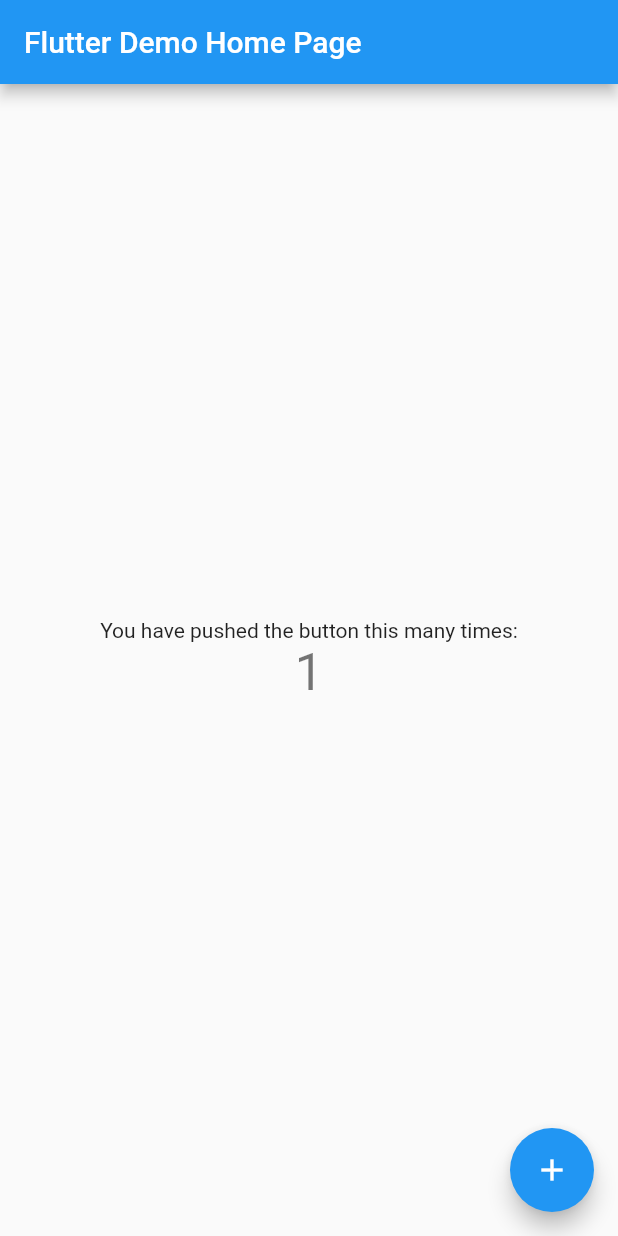
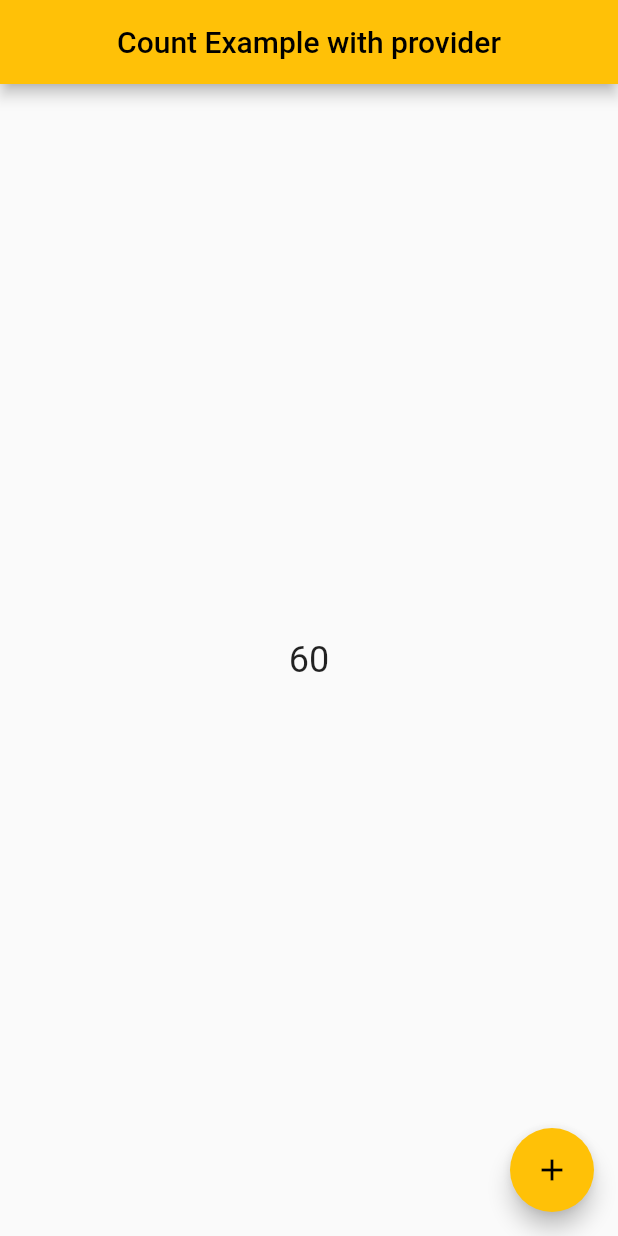
Before and after one commit to MudasirHussain72/Provider-learning, a Flutter app: the screen it shows after launch, after a tap on the "add" icon, on a phone screen of 412 x 824 dp. Run offline on Flutter 3.47's test engine with Material 2 defaults, Android fonts, the phone set to English and light mode, and no system bars.

Commit message:
Simple Counter Example

```diff
--- a/lib/main.dart
+++ b/lib/main.dart
@@ -1,4 +1,7 @@
 import 'package:flutter/material.dart';
+import 'package:mvvm_with_provider/providers/count_provider.dart';
+import 'package:mvvm_with_provider/screen/count_example.dart';
+import 'package:provider/provider.dart';
 
 void main() {
   runApp(const MyApp());
@@ -7,109 +10,14 @@
 class MyApp extends StatelessWidget {
   const MyApp({super.key});
 
-  // This widget is the root of your application.
   @override
   Widget build(BuildContext context) {
-    return MaterialApp(
-      title: 'Flutter Demo',
-      theme: ThemeData(
-        // This is the theme of your application.
-        //
-        // Try running your application with "flutter run". You'll see the
-        // application has a blue toolbar. Then, without quitting the app, try
-        // changing the primarySwatch below to Colors.green and then invoke
-        // "hot reload" (press "r" in the console where you ran "flutter run",
-        // or simply save your changes to "hot reload" in a Flutter IDE).
-        // Notice that the counter didn't reset back to zero; the application
-        // is not restarted.
-        primarySwatch: Colors.blue,
+    return ChangeNotifierProvider(
+      create: (_) => CountProvider(),
+      child: MaterialApp(
+        theme: ThemeData(primarySwatch: Colors.amber),
+        home: const CountExample(),
       ),
-      home: const MyHomePage(title: 'Flutter Demo Home Page'),
     );
   }
 }
-
-class MyHomePage extends StatefulWidget {
-  const MyHomePage({super.key, required this.title});
-
-  // This widget is the home page of your application. It is stateful, meaning
-  // that it has a State object (defined below) that contains fields that affect
-  // how it looks.
-
-  // This class is the configuration for the state. It holds the values (in this
-  // case the title) provided by the parent (in this case the App widget) and
-  // used by the build method of the State. Fields in a Widget subclass are
-  // always marked "final".
-
-  final String title;
-
-  @override
-  State<MyHomePage> createState() => _MyHomePageState();
-}
-
-class _MyHomePageState extends State<MyHomePage> {
-  int _counter = 0;
-
-  void _incrementCounter() {
-    setState(() {
-      // This call to setState tells the Flutter framework that something has
-      // changed in this State, which causes it to rerun the build method below
-      // so that the display can reflect the updated values. If we changed
-      // _counter without calling setState(), then the build method would not be
-      // called again, and so nothing would appear to happen.
-      _counter++;
-    });
-  }
-
-  @override
-  Widget build(BuildContext context) {
-    // This method is rerun every time setState is called, for instance as done
-    // by the _incrementCounter method above.
-    //
-    // The Flutter framework has been optimized to make rerunning build methods
-    // fast, so that you can just rebuild anything that needs updating rather
-    // than having to individually change instances of widgets.
-    return Scaffold(
-      appBar: AppBar(
-        // Here we take the value from the MyHomePage object that was created by
-        // the App.build method, and use it to set our appbar title.
-        title: Text(widget.title),
-      ),
-      body: Center(
-        // Center is a layout widget. It takes a single child and positions it
-        // in the middle of the parent.
-        child: Column(
-          // Column is also a layout widget. It takes a list of children and
-          // arranges them vertically. By default, it sizes itself to fit its
-          // children horizontally, and tries to be as tall as its parent.
-          //
-          // Invoke "debug painting" (press "p" in the console, choose the
-          // "Toggle Debug Paint" action from the Flutter Inspector in Android
-          // Studio, or the "Toggle Debug Paint" command in Visual Studio Code)
-          // to see the wireframe for each widget.
-          //
-          // Column has various properties to control how it sizes itself and
-          // how it positions its children. Here we use mainAxisAlignment to
-          // center the children vertically; the main axis here is the vertical
-          // axis because Columns are vertical (the cross axis would be
-          // horizontal).
-          mainAxisAlignment: MainAxisAlignment.center,
-          children: <Widget>[
-            const Text(
-              'You have pushed the button this many times:',
-            ),
-            Text(
-              '$_counter',
-              style: Theme.of(context).textTheme.headline4,
-            ),
-          ],
-        ),
-      ),
-      floatingActionButton: FloatingActionButton(
-        onPressed: _incrementCounter,
-        tooltip: 'Increment',
-        child: const Icon(Icons.add),
-      ), // This trailing comma makes auto-formatting nicer for build methods.
-    );
-  }
-}
--- /dev/null
+++ b/lib/providers/count_provider.dart
@@ -0,0 +1,10 @@
+import 'package:flutter/foundation.dart';
+
+class CountProvider with ChangeNotifier {
+  int _count = 50;
+  int get count => _count;
+  void setCount() {
+    _count++;
+    notifyListeners();
+  }
+}
--- /dev/null
+++ b/lib/screen/count_example.dart
@@ -0,0 +1,50 @@
+import 'dart:async';
+import 'dart:developer';
+
+import 'package:flutter/material.dart';
+import 'package:mvvm_with_provider/providers/count_provider.dart';
+import 'package:provider/provider.dart';
+
+class CountExample extends StatefulWidget {
+  const CountExample({super.key});
+
+  @override
+  State<CountExample> createState() => _CountExampleState();
+}
+
+class _CountExampleState extends State<CountExample> {
+  @override
+  void initState() {
+    super.initState();
+    final countProvider = Provider.of<CountProvider>(context, listen: false);
+    Timer.periodic(Duration(seconds: 1), (timer) {
+      countProvider.setCount();
+    });
+  }
+
+  @override
+  Widget build(BuildContext context) {
+    final countProvider = Provider.of<CountProvider>(context, listen: false);
+    log("build");
+    return Scaffold(
+      appBar: AppBar(
+        title: Text("Count Example with provider"),
+        centerTitle: true,
+      ),
+      body: Center(child: Consumer<CountProvider>(
+        builder: (context, value, child) {
+          log("only this counter builds");
+          return Text(
+            value.count.toString(),
+            style: TextStyle(fontSize: 24),
+          );
+        },
+      )),
+      floatingActionButton: FloatingActionButton(
+          onPressed: () {
+            countProvider.setCount();
+          },
+          child: Icon(Icons.add)),
+    );
+  }
+}
--- a/pubspec.yaml
+++ b/pubspec.yaml
@@ -36,6 +36,7 @@
   # The following adds the Cupertino Icons font to your application.
   # Use with the CupertinoIcons class for iOS style icons.
   cupertino_icons: ^1.0.2
+  provider: ^6.0.5
 
 dev_dependencies:
   flutter_test:
```
Also changed, not shown: pubspec.lock.
